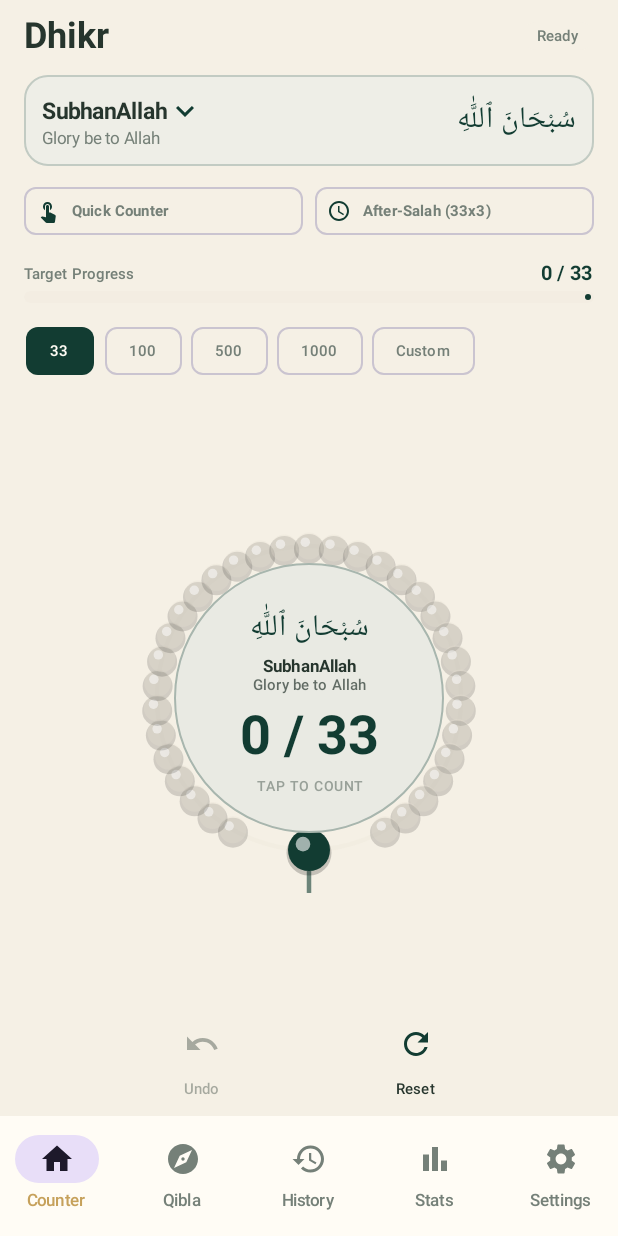
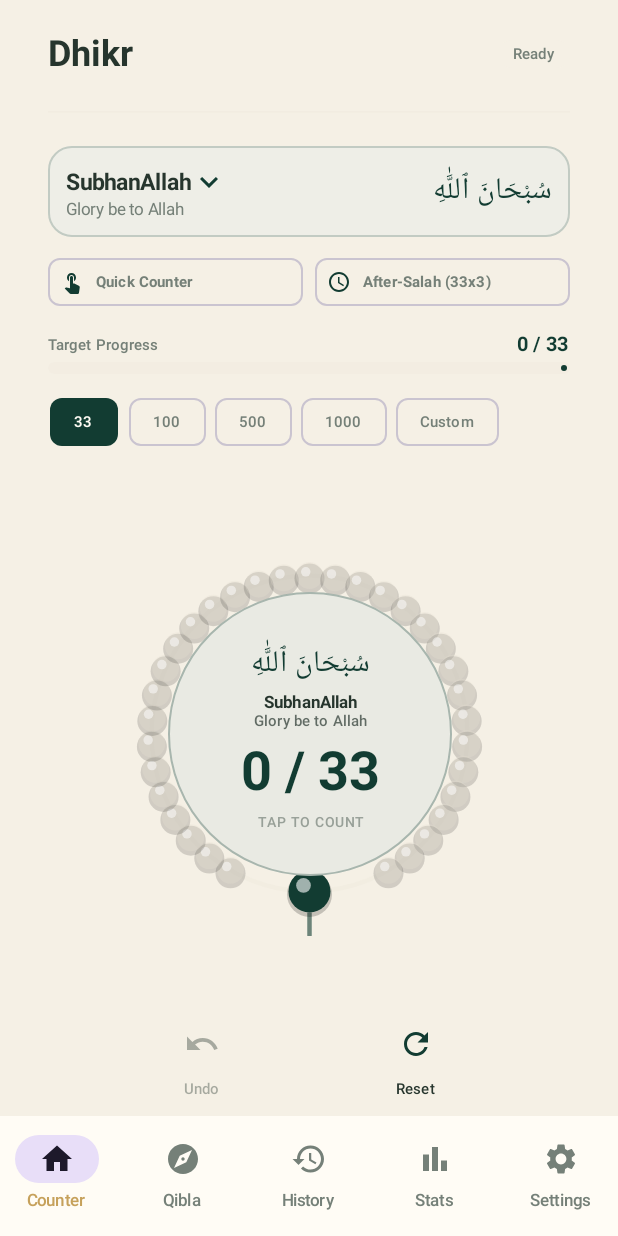
Before and after one commit to orewoleabdullah/Dhikr, an Android app built with Jetpack Compose: the screen it shows after launch (MainActivity), on a phone screen of 412 x 824 dp. Run offline under Robolectric (Android 15) with nearby library versions, the phone set to English and light mode, and no system bars; our stand-ins replace Room's generated code.

Commit message:
Refine counter ring responsive sizing with BoxWithConstraints checking both maxWidth and maxHeight to scale down perfectly on tiny screens

```diff
--- a/app/src/main/java/com/abdullah/dhikr/features/counter/presentation/CounterScreen.kt
+++ b/app/src/main/java/com/abdullah/dhikr/features/counter/presentation/CounterScreen.kt
@@ -88,26 +88,25 @@ fun CounterScreen(
         horizontalAlignment = Alignment.CenterHorizontally,
         verticalArrangement = Arrangement.SpaceBetween
     ) {
-        // Top Section: Header & Dhikr Selector Card
-        Column(
-            horizontalAlignment = Alignment.CenterHorizontally,
+        // Sticky Header matching Qibla Direction
+        Surface(
+            color = MaterialTheme.colorScheme.background,
             modifier = Modifier.fillMaxWidth()
         ) {
+            Column {
                 Row(
                     modifier = Modifier
                         .fillMaxWidth()
-                    .padding(vertical = 4.dp),
+                        .padding(horizontal = 16.dp, vertical = 16.dp),
                     horizontalArrangement = Arrangement.SpaceBetween,
                     verticalAlignment = Alignment.CenterVertically
                 ) {
-                Row(verticalAlignment = Alignment.CenterVertically) {
                     Text(
                         text = "Dhikr",
                         style = MaterialTheme.typography.headlineSmall,
                         fontWeight = FontWeight.Bold,
                         color = MaterialTheme.colorScheme.onBackground
                     )
-                }
 
                     Row(verticalAlignment = Alignment.CenterVertically) {
                         SessionBadge(status = uiState.sessionStatus)
@@ -131,7 +130,20 @@ fun CounterScreen(
                     }
                 }
 
-            Spacer(modifier = Modifier.height(6.dp))
+                HorizontalDivider(
+                    modifier = Modifier.padding(horizontal = 16.dp, vertical = 6.dp),
+                    color = MaterialTheme.colorScheme.outline.copy(alpha = 0.25f)
+                )
+            }
+        }
+
+        // Top Section: Dhikr Selector Card & Controls
+        Column(
+            horizontalAlignment = Alignment.CenterHorizontally,
+            modifier = Modifier
+                .fillMaxWidth()
+                .padding(horizontal = 16.dp)
+        ) {
 
             // Dhikr Selection Entry Point Card
             Surface(
@@ -558,9 +570,23 @@ fun TasbeehCircularCounter(
         label = "counterScale"
     )
 
+    BoxWithConstraints(
+        modifier = modifier
+            .fillMaxWidth()
+            .wrapContentHeight(),
+        contentAlignment = Alignment.Center
+    ) {
+        val availableSize = if (maxHeight.value.isFinite() && maxHeight.value > 0f) {
+            minOf(maxWidth, maxHeight)
+        } else {
+            maxWidth
+        }
+        val counterSize = minOf(availableSize, 270.dp).coerceAtLeast(160.dp)
+        val innerSurfaceSize = counterSize * 0.70f
+
         Box(
-        modifier = modifier
-            .size(260.dp)
+            modifier = Modifier
+                .size(counterSize)
                 .graphicsLayer {
                     scaleX = scale
                     scaleY = scale
@@ -568,7 +594,7 @@ fun TasbeehCircularCounter(
                 .clip(CircleShape)
                 .clickable(
                     interactionSource = interactionSource,
-                indication = ripple(bounded = true, radius = 150.dp),
+                    indication = ripple(bounded = true, radius = counterSize / 2f),
                     onClick = onClick
                 ),
             contentAlignment = Alignment.Center
@@ -670,7 +696,7 @@ fun TasbeehCircularCounter(
             }
 
             Surface(
-            modifier = Modifier.size(180.dp),
+                modifier = Modifier.size(innerSurfaceSize),
                 shape = CircleShape,
                 color = surfaceColor,
                 tonalElevation = 4.dp,
@@ -735,3 +761,4 @@ fun TasbeehCircularCounter(
             }
         }
     }
+}
```
Lines whose indentation alone changed are shown as unchanged.
